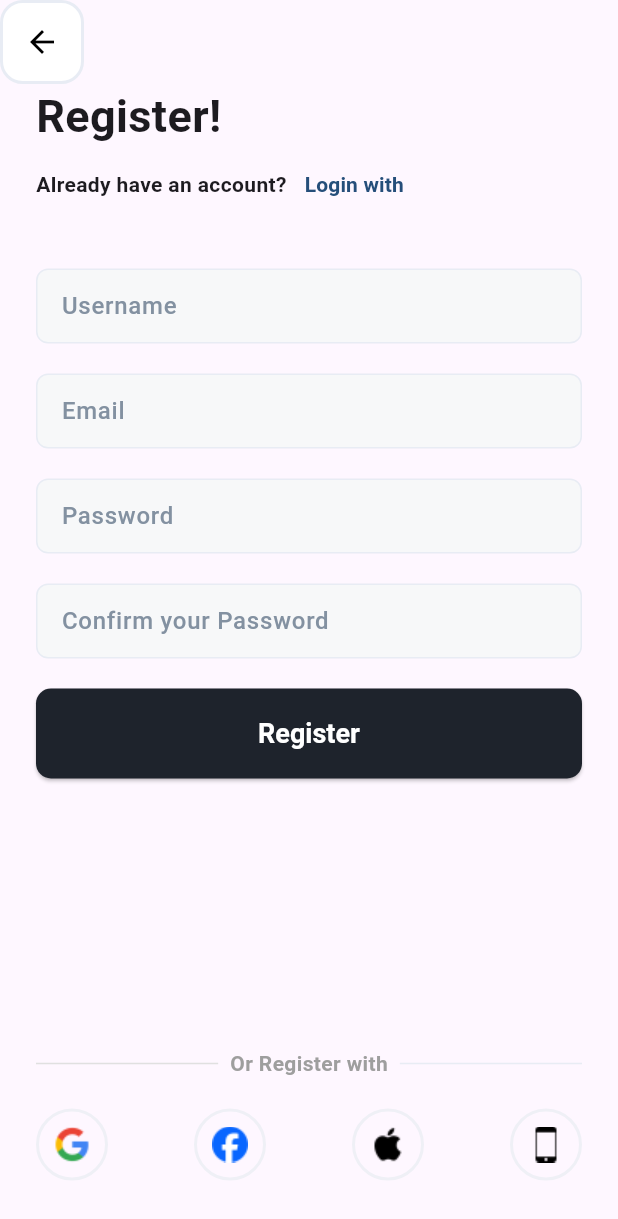
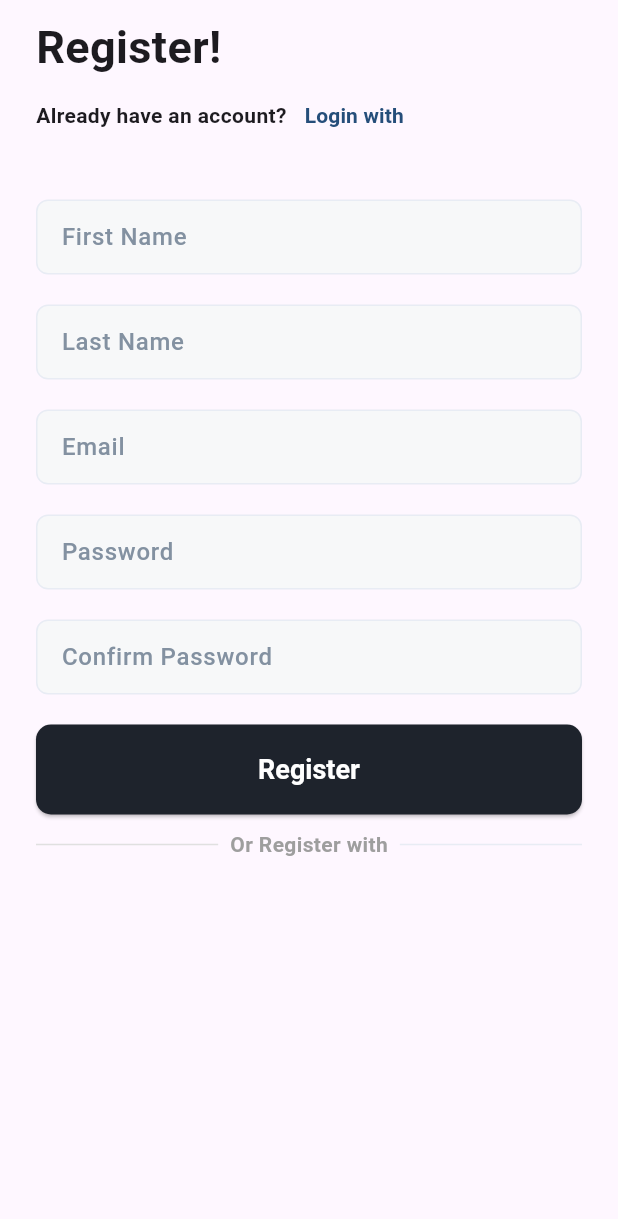
Before and after one commit to Fynaura/fynaura, a Flutter app: the Mainsignup screen opened directly, after a tap on "Register", on a phone screen of 412 x 824 dp. Shown: the top 1219 px of the screen. Run offline on Flutter 3.47's test engine with Material 3 defaults, Android fonts, the phone set to English and light mode, and no system bars; our stand-ins replace fl_chart, flutter_local_notifications, image_picker, permission_handler, shared_preferences, timezone; accounts and stored records are empty; network calls fail; Roboto replaces fonts that are missing (Urbanist).

Commit message:
Fix - login & signup pages linked with back end

```diff
--- a/front-end/lib/main.dart
+++ b/front-end/lib/main.dart
@@ -1,6 +1,7 @@
 import 'package:flutter/material.dart';
 import 'dart:async';
 import 'package:fynaura/pages/log-in/mainLogin.dart';
+import 'package:fynaura/pages/sign-up/mainSignUp.dart';
 import 'package:permission_handler/permission_handler.dart';
 
 void main() {
@@ -28,7 +29,7 @@ class _SplashScreenState extends State<SplashScreen> {
     Timer(Duration(seconds: 5), () {
       Navigator.pushReplacement(
         context,
-        MaterialPageRoute(builder: (context) => Mainlogin()),
+        MaterialPageRoute(builder: (context) => Mainsignup()),
       );
     });
   }
--- a/front-end/lib/pages/sign-up/mainSignUp.dart
+++ b/front-end/lib/pages/sign-up/mainSignUp.dart
@@ -3,6 +3,8 @@ import 'package:fynaura/pages/log-in/mainLogin.dart';
 import 'package:fynaura/widgets/CustomButton.dart';
 import 'package:fynaura/widgets/backBtn.dart';
 import 'package:fynaura/widgets/customInput.dart';
+import 'package:http/http.dart' as http;
+import 'dart:convert';
 
 class Mainsignup extends StatefulWidget {
   const Mainsignup({super.key});
@@ -12,11 +14,66 @@ class Mainsignup extends StatefulWidget {
 }
 
 class _MainSignupState extends State<Mainsignup> {
+  // Controllers for the input fields
+  TextEditingController firstNameController = TextEditingController();
+  TextEditingController lastNameController = TextEditingController();
+  TextEditingController emailController = TextEditingController();
+
+  TextEditingController passwordController = TextEditingController();
+  TextEditingController confirmPasswordController = TextEditingController();
+
+  final String apiUrl = 'http://192.168.127.53:3000/user/register'; // Replace with your backend URL
+
+  // Register user method
+  Future<void> registerUser() async {
+    // Ensure passwords match before proceeding
+    if (passwordController.text != confirmPasswordController.text) {
+      print("Passwords do not match!");
+      return;
+    }
+
+    // Prepare the data to send to the backend
+    final Map<String, dynamic> data = {
+      'firstName': firstNameController.text,
+      'lastName': lastNameController.text,
+      'email': emailController.text,
+
+      'password': passwordController.text,
+      'confirmPassword': confirmPasswordController.text,
+    };
+
+    // Send a POST request to the backend
+    final response = await http.post(
+      Uri.parse(apiUrl),
+      headers: {"Content-Type": "application/json"},
+      body: json.encode(data),
+    );
+
+    // Handle the response from the backend
+    if (response.statusCode == 200) {
+      // If the registration was successful
+      print("Registration successful!");
+      // Navigate to login page or home page
+      Navigator.push(
+        context,
+        MaterialPageRoute(builder: (context) => const Mainlogin()),
+      );
+    } else {
+      // If there was an error
+      print("Failed to register. Error: ${response.body}");
+      // Show an error message or handle accordingly
+      ScaffoldMessenger.of(context).showSnackBar(SnackBar(
+        content: Text('Error: ${response.body}'),
+        backgroundColor: Colors.red,
+      ));
+    }
+  }
+
   @override
   Widget build(BuildContext context) {
     return Scaffold(
       appBar: AppBar(
-        leading: CustomBackButton(), // Custom back button
+        toolbarHeight: 10,
       ),
       body: SingleChildScrollView(
         child: Padding(
@@ -24,7 +81,6 @@ class _MainSignupState extends State<Mainsignup> {
           child: Column(
             crossAxisAlignment: CrossAxisAlignment.start,
             children: [
-
               const Text(
                 "Register!",
                 style: TextStyle(
@@ -33,18 +89,6 @@ class _MainSignupState extends State<Mainsignup> {
                   fontSize: 30,
                 ),
               ),
-
-
-              // Subtext
-              // const Text(
-              //   "Enter your email and password to login",
-              //   style: TextStyle(
-              //     fontFamily: 'Urbanist',
-              //     fontWeight: FontWeight.w600,
-              //     fontSize: 14,
-              //     color: const Color(0xFF6A707C),
-              //   ),
-              // ),
               Row(
                 mainAxisAlignment: MainAxisAlignment.start,
                 children: [
@@ -57,10 +101,12 @@ class _MainSignupState extends State<Mainsignup> {
                     ),
                   ),
                   TextButton(
-                    onPressed: () {   Navigator.push(
-                      context,
-                      MaterialPageRoute(builder: (context) => const Mainlogin()),
-                    );},
+                    onPressed: () {
+                      Navigator.push(
+                        context,
+                        MaterialPageRoute(builder: (context) => const Mainlogin()),
+                      );
+                    },
                     child: const Text(
                       "Login with",
                       style: TextStyle(
@@ -74,46 +120,40 @@ class _MainSignupState extends State<Mainsignup> {
               ),
               const SizedBox(height: 32),
               CustomInputField(
-                hintText: "Username",
-                controller: TextEditingController(),
-              ),
-              const SizedBox(height: 20),
-              // Email Input
-              CustomInputField(
-                hintText: "Email",
-                controller: TextEditingController(),
-              ),
-              const SizedBox(height: 20),
-
-              // Forgot Password
-              CustomInputField(
-                hintText: "Password",
-                controller: TextEditingController(),
-                obscureText: true, // This will obscure the text for password input
+                hintText: "First Name",
+                controller: firstNameController,
               ),
               const SizedBox(height: 20),
               CustomInputField(
-                hintText: "Confirm your Password",
-                controller: TextEditingController(),
-                obscureText: true, // This will obscure the text for password input
+                hintText: "Last Name",
+                controller: lastNameController,
               ),
-              // Forgot Password
+              const SizedBox(height: 20),
+              CustomInputField(
+                hintText: "Email",
+                controller: emailController,
+              ),
 
               const SizedBox(height: 20),
-
-
+              CustomInputField(
+                hintText: "Password",
+                controller: passwordController,
+                obscureText: true,
+              ),
+              const SizedBox(height: 20),
+              CustomInputField(
+                hintText: "Confirm Password",
+                controller: confirmPasswordController,
+                obscureText: true,
+              ),
+              const SizedBox(height: 20),
               CustomButton(
                 text: "Register",
                 backgroundColor: const Color(0xFF1E232C),
                 textColor: Colors.white,
-                onPressed: () {
-                  print("Login pressed,open home");
-                },
+                onPressed: registerUser, // Register user when the button is pressed
               ),
-              const SizedBox(height: 180),
-
-
-              // OR Divider
+              const SizedBox(height: 10),
               Row(
                 mainAxisAlignment: MainAxisAlignment.center,
                 children: [
@@ -129,79 +169,11 @@ class _MainSignupState extends State<Mainsignup> {
                       ),
                     ),
                   ),
-                  //creates a horizontal line
                   Expanded(child: Divider(color: const Color(0xFFE8ECF4))),
                 ],
               ),
               const SizedBox(height: 20),
-
-              Row(
-                mainAxisAlignment: MainAxisAlignment.spaceBetween,
-                children: [
-                  // Google Icon
-                  Container(
-                    decoration: BoxDecoration(
-                      shape: BoxShape.circle, // Makes it round
-                      border: Border.all(color: Color(0xFFEFF0F6), width: 2), // Stroke
-                    ),
-                    padding: EdgeInsets.all(10), // Space inside the border
-                    child: Image.asset(
-                      "images/google.png",
-                      height: 24,
-                      width: 24,
-                    ),
-                  ),
-                  const SizedBox(width: 15), // Spacing between icons
-
-                  // Facebook Icon
-                  Container(
-                    decoration: BoxDecoration(
-                      shape: BoxShape.circle,
-                      border: Border.all(color: Color(0xFFEFF0F6), width: 2),
-                    ),
-                    padding: EdgeInsets.all(10),
-                    child: Image.asset(
-                      "images/fb.png",
-                      height: 24,
-                      width: 24,
-                    ),
-                  ),
-                  const SizedBox(width: 15),
-
-                  // Apple Icon
-                  Container(
-                    decoration: BoxDecoration(
-                      shape: BoxShape.circle,
-                      border: Border.all(color: Color(0xFFEFF0F6), width: 2),
-                    ),
-                    padding: EdgeInsets.all(10),
-                    child: Image.asset(
-                      "images/apple.png",
-                      height: 24,
-                      width: 24,
-                    ),
-                  ),
-                  const SizedBox(width: 15),
-
-                  // Phone Icon
-                  Container(
-                    decoration: BoxDecoration(
-                      shape: BoxShape.circle,
-                      border: Border.all(color: Color(0xFFEFF0F6), width: 2),
-                    ),
-                    padding: EdgeInsets.all(10),
-                    child: Image.asset(
-                      "images/cellphone.png",
-                      height: 24,
-                      width: 24,
-                    ),
-                  ),
-                ],
-              ),
-
-
-
-
+              // Social media login buttons (Google, Facebook, etc.)
             ],
           ),
         ),
```
Also changed, not shown: front-end/lib/pages/log-in/loginPage.dart (+92 -92 lines), front-end/lib/pages/log-in/mainLogin.dart (+62 -134 lines), 6 other files.
